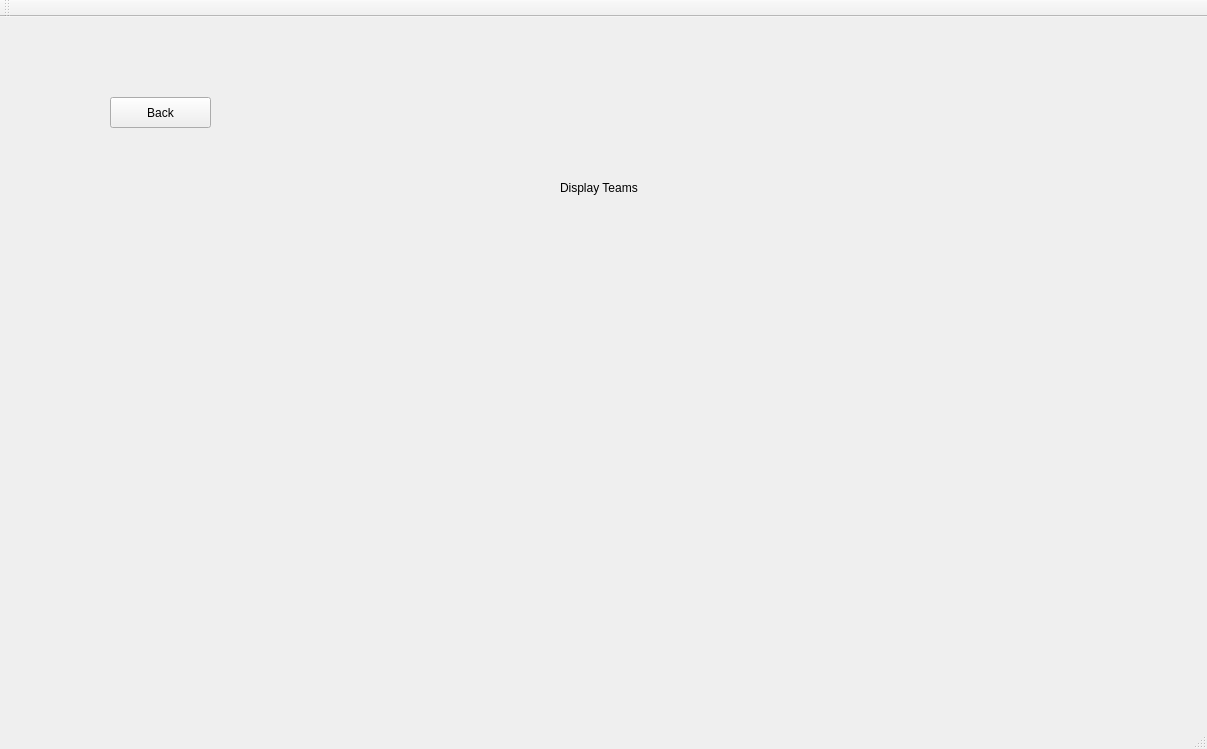
The window that mlb/mainwindow.ui (seanRobC/ST6R-MLB) describes before a commit, drawn with Qt 5.
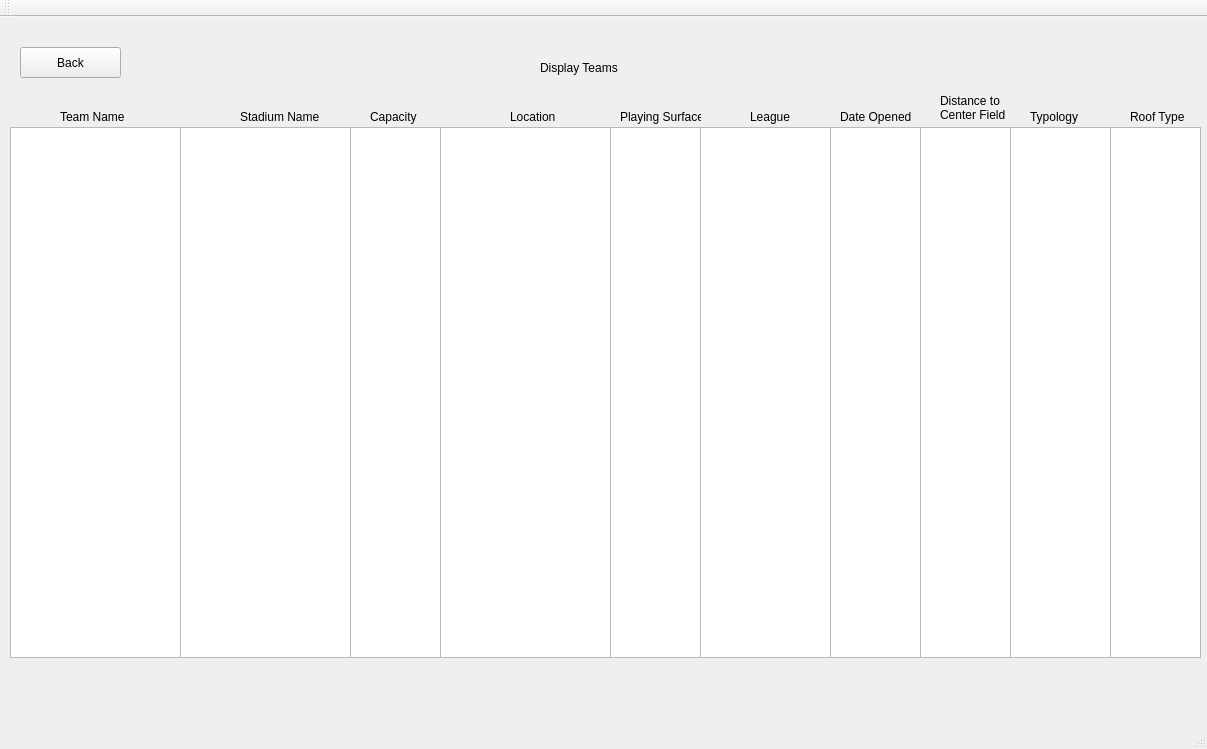
The same window after the commit. The open tabs and pages were chosen to show the change.

What changed in the file:
```diff
--- a/mlb/mainwindow.ui
+++ b/mlb/mainwindow.ui
@@ -268,8 +268,8 @@
        <widget class="QPushButton" name="displayTeamsBackButton">
         <property name="geometry">
          <rect>
-          <x>110</x>
-          <y>70</y>
+          <x>20</x>
+          <y>20</y>
           <width>101</width>
           <height>31</height>
          </rect>
@@ -281,8 +281,8 @@
        <widget class="QLabel" name="label_8">
         <property name="geometry">
          <rect>
-          <x>560</x>
-          <y>150</y>
+          <x>540</x>
+          <y>30</y>
           <width>101</width>
           <height>21</height>
          </rect>
@@ -291,6 +291,239 @@
          <string>Display Teams</string>
         </property>
        </widget>
+       <widget class="QLabel" name="label_9">
+        <property name="geometry">
+         <rect>
+          <x>60</x>
+          <y>80</y>
+          <width>81</width>
+          <height>20</height>
+         </rect>
+        </property>
+        <property name="text">
+         <string>Team Name</string>
+        </property>
+       </widget>
+       <widget class="QLabel" name="label_10">
+        <property name="geometry">
+         <rect>
+          <x>240</x>
+          <y>80</y>
+          <width>81</width>
+          <height>20</height>
+         </rect>
+        </property>
+        <property name="text">
+         <string>Stadium Name</string>
+        </property>
+       </widget>
+       <widget class="QLabel" name="label_13">
+        <property name="geometry">
+         <rect>
+          <x>370</x>
+          <y>80</y>
+          <width>81</width>
+          <height>20</height>
+         </rect>
+        </property>
+        <property name="text">
+         <string>Capacity</string>
+        </property>
+       </widget>
+       <widget class="QLabel" name="label_14">
+        <property name="geometry">
+         <rect>
+          <x>510</x>
+          <y>80</y>
+          <width>81</width>
+          <height>20</height>
+         </rect>
+        </property>
+        <property name="text">
+         <string>Location</string>
+        </property>
+       </widget>
+       <widget class="QLabel" name="label_15">
+        <property name="geometry">
+         <rect>
+          <x>620</x>
+          <y>80</y>
+          <width>81</width>
+          <height>20</height>
+         </rect>
+        </property>
+        <property name="text">
+         <string>Playing Surface</string>
+        </property>
+       </widget>
+       <widget class="QLabel" name="label_16">
+        <property name="geometry">
+         <rect>
+          <x>750</x>
+          <y>80</y>
+          <width>81</width>
+          <height>20</height>
+         </rect>
+        </property>
+        <property name="text">
+         <string>League</string>
+        </property>
+       </widget>
+       <widget class="QLabel" name="label_17">
+        <property name="geometry">
+         <rect>
+          <x>840</x>
+          <y>80</y>
+          <width>81</width>
+          <height>20</height>
+         </rect>
+        </property>
+        <property name="text">
+         <string>Date Opened</string>
+        </property>
+       </widget>
+       <widget class="QLabel" name="label_18">
+        <property name="geometry">
+         <rect>
+          <x>940</x>
+          <y>60</y>
+          <width>81</width>
+          <height>41</height>
+         </rect>
+        </property>
+        <property name="text">
+         <string>Distance to Center Field</string>
+        </property>
+        <property name="wordWrap">
+         <bool>true</bool>
+        </property>
+       </widget>
+       <widget class="QLabel" name="label_19">
+        <property name="geometry">
+         <rect>
+          <x>1030</x>
+          <y>80</y>
+          <width>81</width>
+          <height>20</height>
+         </rect>
+        </property>
+        <property name="text">
+         <string>Typology</string>
+        </property>
+       </widget>
+       <widget class="QLabel" name="label_20">
+        <property name="geometry">
+         <rect>
+          <x>1130</x>
+          <y>80</y>
+          <width>81</width>
+          <height>20</height>
+         </rect>
+        </property>
+        <property name="text">
+         <string>Roof Type</string>
+        </property>
+       </widget>
+       <widget class="QListWidget" name="stadiumNameList">
+        <property name="geometry">
+         <rect>
+          <x>180</x>
+          <y>100</y>
+          <width>171</width>
+          <height>531</height>
+         </rect>
+        </property>
+       </widget>
+       <widget class="QListWidget" name="teamNameList">
+        <property name="geometry">
+         <rect>
+          <x>10</x>
+          <y>100</y>
+          <width>171</width>
+          <height>531</height>
+         </rect>
+        </property>
+       </widget>
+       <widget class="QListWidget" name="locationList">
+        <property name="geometry">
+         <rect>
+          <x>440</x>
+          <y>100</y>
+          <width>171</width>
+          <height>531</height>
+         </rect>
+        </property>
+       </widget>
+       <widget class="QListWidget" name="capacityList">
+        <property name="geometry">
+         <rect>
+          <x>350</x>
+          <y>100</y>
+          <width>91</width>
+          <height>531</height>
+         </rect>
+        </property>
+       </widget>
+       <widget class="QListWidget" name="surfaceList">
+        <property name="geometry">
+         <rect>
+          <x>610</x>
+          <y>100</y>
+          <width>91</width>
+          <height>531</height>
+         </rect>
+        </property>
+       </widget>
+       <widget class="QListWidget" name="dateList">
+        <property name="geometry">
+         <rect>
+          <x>830</x>
+          <y>100</y>
+          <width>91</width>
+          <height>531</height>
+         </rect>
+        </property>
+       </widget>
+       <widget class="QListWidget" name="centerFieldList">
+        <property name="geometry">
+         <rect>
+          <x>920</x>
+          <y>100</y>
+          <width>91</width>
+          <height>531</height>
+         </rect>
+        </property>
+       </widget>
+       <widget class="QListWidget" name="roofTypeList">
+        <property name="geometry">
+         <rect>
+          <x>1110</x>
+          <y>100</y>
+          <width>91</width>
+          <height>531</height>
+         </rect>
+        </property>
+       </widget>
+       <widget class="QListWidget" name="typologyList">
+        <property name="geometry">
+         <rect>
+          <x>1010</x>
+          <y>100</y>
+          <width>101</width>
+          <height>531</height>
+         </rect>
+        </property>
+       </widget>
+       <widget class="QListWidget" name="leagueList">
+        <property name="geometry">
+         <rect>
+          <x>700</x>
+          <y>100</y>
+          <width>131</width>
+          <height>531</height>
+         </rect>
+        </property>
+       </widget>
       </widget>
       <widget class="QWidget" name="adminHome">
        <widget class="QPushButton" name="adminVacationButton">
```
